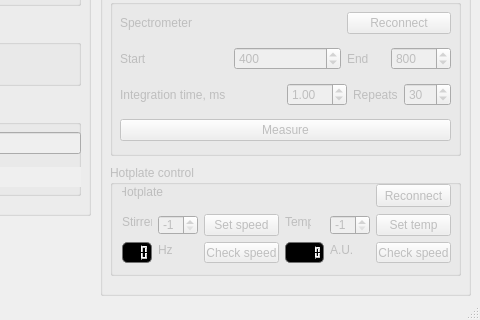
Above: gui/Setup_control.ui from yakavetsiv/AI-setup_GUI before the change; both pictures show x 290 to 770 and y 365 to 685 of the 770 by 685 pixel window. Below: the same form after it.
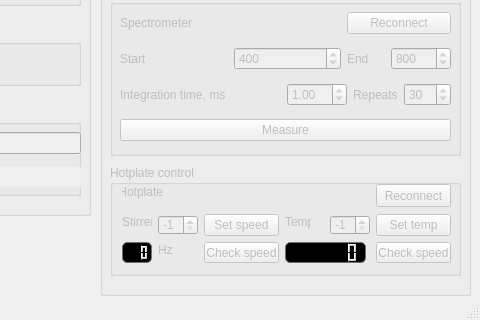
That is the form after the change. Icons and pictures are not drawn.

```diff
--- a/gui/Setup_control.ui
+++ b/gui/Setup_control.ui
@@ -1346,7 +1346,7 @@
        <rect>
         <x>175</x>
         <y>77</y>
-        <width>39</width>
+        <width>81</width>
         <height>21</height>
        </rect>
       </property>
@@ -1397,6 +1397,9 @@
       <property name="smallDecimalPoint">
        <bool>true</bool>
       </property>
+      <property name="digitCount">
+       <number>6</number>
+      </property>
       <property name="segmentStyle">
        <enum>QLCDNumber::Filled</enum>
       </property>
@@ -1568,19 +1571,6 @@
        <string>Set speed</string>
       </property>
      </widget>
-     <widget class="QLabel" name="label_21">
-      <property name="geometry">
-       <rect>
-        <x>220</x>
-        <y>77</y>
-        <width>22</width>
-        <height>16</height>
-       </rect>
-      </property>
-      <property name="text">
-       <string>A.U.</string>
-      </property>
-     </widget>
     </widget>
    </widget>
   </widget>
```
